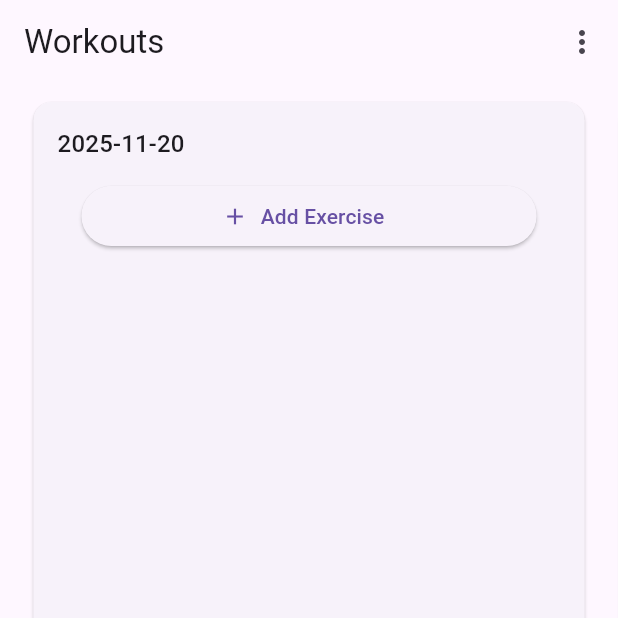
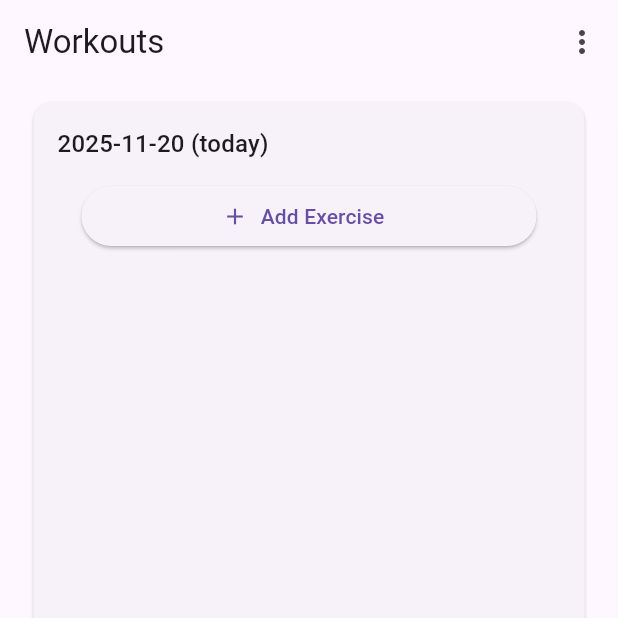
Before and after one commit to CraigBuilds/flutter_workout_app_v2, a Flutter app: the screen it shows after launch, after a tap on "Add Workout", on a phone screen of 412 x 824 dp, the top half of it. Run offline on Flutter 3.47's test engine with Material 3 defaults, Android fonts, the phone set to English and light mode, and no system bars; our stand-ins replace hive, hive_flutter; accounts and stored records are empty.

Commit message:
Add, today, planned, past, titles

```diff
--- a/lib/pages/home_page.dart
+++ b/lib/pages/home_page.dart
@@ -150,7 +150,7 @@ class HomePageBody extends StatelessWidget {
           crossAxisAlignment: CrossAxisAlignment.start,
           children: [
             Text(
-              workout.dateKey.toString(),
+                '${workout.dateKey}${workout.dateKey == Date.today() ? " (today)" : workout.dateKey > Date.today() ? " (planned)" : " (past)"}',
               style: Theme.of(context).textTheme.titleMedium,
             ),
             const SizedBox(height: 12),
```
